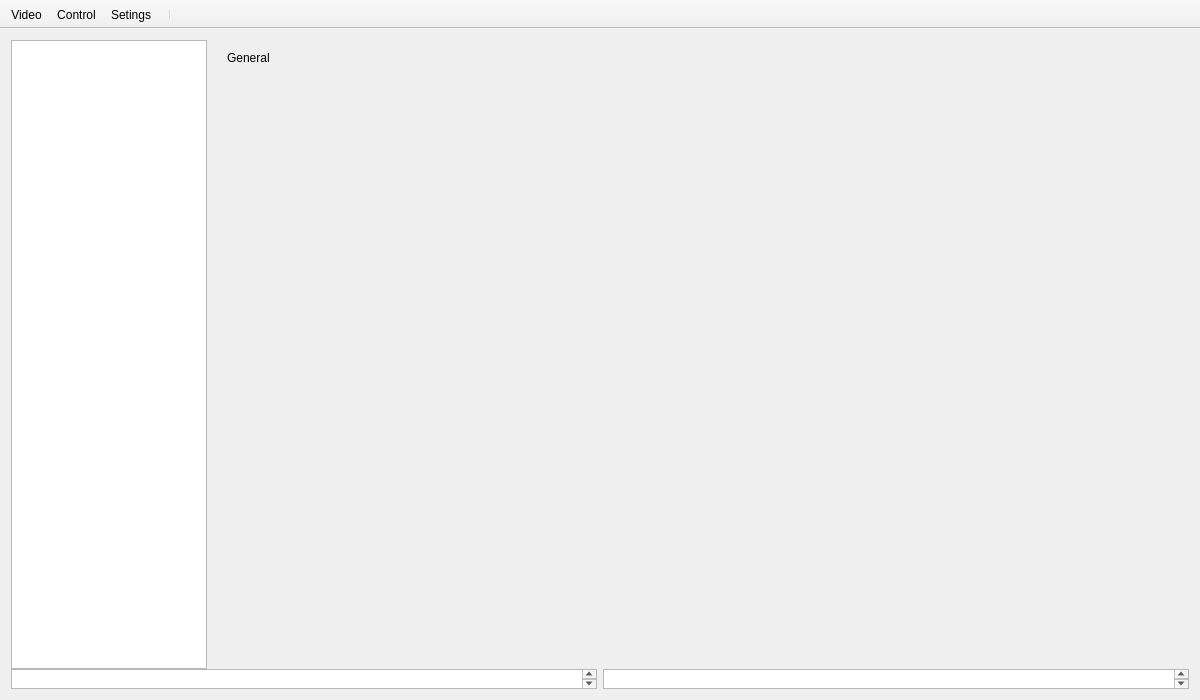
Qt form mainwindow.ui (zt-luo/SubControl) before a commit.
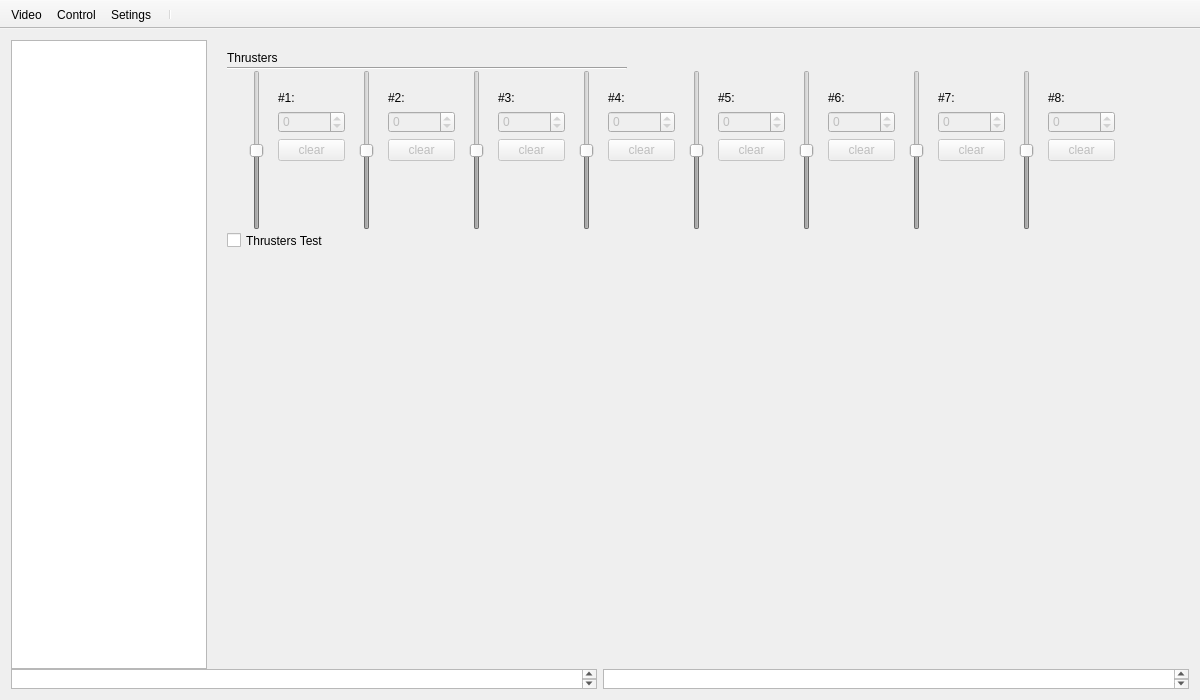
The same form after that commit. The open tabs and pages were chosen to show the change. Icons and pictures are not drawn. Custom widgets are drawn as their Qt base class.

The edit to the form file:
```diff
--- a/mainwindow.ui
+++ b/mainwindow.ui
@@ -1295,6 +1295,115 @@
                <string>General</string>
               </property>
              </widget>
+             <widget class="Line" name="line_3">
+              <property name="geometry">
+               <rect>
+                <x>20</x>
+                <y>20</y>
+                <width>400</width>
+                <height>16</height>
+               </rect>
+              </property>
+              <property name="sizePolicy">
+               <sizepolicy hsizetype="Maximum" vsizetype="Fixed">
+                <horstretch>100</horstretch>
+                <verstretch>0</verstretch>
+               </sizepolicy>
+              </property>
+              <property name="orientation">
+               <enum>Qt::Horizontal</enum>
+              </property>
+             </widget>
+             <widget class="QCheckBox" name="checkBoxVedioPanle">
+              <property name="geometry">
+               <rect>
+                <x>20</x>
+                <y>110</y>
+                <width>131</width>
+                <height>21</height>
+               </rect>
+              </property>
+              <property name="text">
+               <string>Infomation panle</string>
+              </property>
+              <property name="checked">
+               <bool>true</bool>
+              </property>
+             </widget>
+             <widget class="QWidget" name="layoutWidget">
+              <property name="geometry">
+               <rect>
+                <x>20</x>
+                <y>60</y>
+                <width>401</width>
+                <height>32</height>
+               </rect>
+              </property>
+              <layout class="QHBoxLayout" name="horizontalLayout_38">
+               <item>
+                <widget class="QCheckBox" name="checkBoxVideoLink">
+                 <property name="text">
+                  <string>Link:</string>
+                 </property>
+                 <property name="checked">
+                  <bool>true</bool>
+                 </property>
+                </widget>
+               </item>
+               <item>
+                <widget class="QLineEdit" name="lineEditVideoLink">
+                 <property name="text">
+                  <string>http://192.168.2.2:2770/vlc.sdp</string>
+                 </property>
+                </widget>
+               </item>
+              </layout>
+             </widget>
+             <widget class="QLabel" name="label_18">
+              <property name="geometry">
+               <rect>
+                <x>20</x>
+                <y>40</y>
+                <width>91</width>
+                <height>16</height>
+               </rect>
+              </property>
+              <property name="text">
+               <string>Vedio Widget:</string>
+              </property>
+             </widget>
+             <widget class="QCheckBox" name="checkBoxADI">
+              <property name="geometry">
+               <rect>
+                <x>20</x>
+                <y>90</y>
+                <width>61</width>
+                <height>21</height>
+               </rect>
+              </property>
+              <property name="text">
+               <string>ADI</string>
+              </property>
+              <property name="checked">
+               <bool>true</bool>
+              </property>
+             </widget>
+             <widget class="QCheckBox" name="checkBoxCompass">
+              <property name="geometry">
+               <rect>
+                <x>90</x>
+                <y>90</y>
+                <width>89</width>
+                <height>21</height>
+               </rect>
+              </property>
+              <property name="text">
+               <string>Compass</string>
+              </property>
+              <property name="checked">
+               <bool>true</bool>
+              </property>
+             </widget>
             </widget>
             <widget class="QWidget" name="stackedWidgetConfigJoystick">
              <widget class="QLabel" name="label_2">
@@ -1469,6 +1578,780 @@
                </item>
               </layout>
              </widget>
+             <widget class="Line" name="line_2">
+              <property name="geometry">
+               <rect>
+                <x>20</x>
+                <y>20</y>
+                <width>400</width>
+                <height>16</height>
+               </rect>
+              </property>
+              <property name="sizePolicy">
+               <sizepolicy hsizetype="Maximum" vsizetype="Fixed">
+                <horstretch>100</horstretch>
+                <verstretch>0</verstretch>
+               </sizepolicy>
+              </property>
+              <property name="orientation">
+               <enum>Qt::Horizontal</enum>
+              </property>
+             </widget>
+             <widget class="QWidget" name="layoutWidget">
+              <property name="geometry">
+               <rect>
+                <x>20</x>
+                <y>160</y>
+                <width>391</width>
+                <height>94</height>
+               </rect>
+              </property>
+              <layout class="QHBoxLayout" name="horizontalLayout_37" stretch="1,1,1,1">
+               <item>
+                <layout class="QVBoxLayout" name="verticalLayout_25">
+                 <item>
+                  <widget class="QLabel" name="bUp">
+                   <property name="text">
+                    <string>UP:</string>
+                   </property>
+                  </widget>
+                 </item>
+                 <item>
+                  <widget class="QLabel" name="bDown">
+                   <property name="text">
+                    <string>DOWN:</string>
+                   </property>
+                  </widget>
+                 </item>
+                 <item>
+                  <widget class="QLabel" name="bLeft">
+                   <property name="text">
+                    <string>LEFT:</string>
+                   </property>
+                  </widget>
+                 </item>
+                 <item>
+                  <widget class="QLabel" name="bRight">
+                   <property name="text">
+                    <string>RIGHT:</string>
+                   </property>
+                  </widget>
+                 </item>
+                </layout>
+               </item>
+               <item>
+                <layout class="QVBoxLayout" name="verticalLayout_26">
+                 <item>
+                  <widget class="QLabel" name="bX">
+                   <property name="text">
+                    <string>X:</string>
+                   </property>
+                  </widget>
+                 </item>
+                 <item>
+                  <widget class="QLabel" name="bY">
+                   <property name="text">
+                    <string>Y:</string>
+                   </property>
+                  </widget>
+                 </item>
+                 <item>
+                  <widget class="QLabel" name="bA">
+                   <property name="text">
+                    <string>A: Shift</string>
+                   </property>
+                  </widget>
+                 </item>
+                 <item>
+                  <widget class="QLabel" name="bB">
+                   <property name="text">
+                    <string>B:</string>
+                   </property>
+                  </widget>
+                 </item>
+                </layout>
+               </item>
+               <item>
+                <layout class="QVBoxLayout" name="verticalLayout_27">
+                 <item>
+                  <widget class="QLabel" name="bL1">
+                   <property name="text">
+                    <string>L1:</string>
+                   </property>
+                  </widget>
+                 </item>
+                 <item>
+                  <widget class="QLabel" name="bL2">
+                   <property name="text">
+                    <string>L2:</string>
+                   </property>
+                  </widget>
+                 </item>
+                 <item>
+                  <widget class="QLabel" name="bL3">
+                   <property name="text">
+                    <string>L3:</string>
+                   </property>
+                  </widget>
+                 </item>
+                 <item>
+                  <widget class="QLabel" name="bBack">
+                   <property name="text">
+                    <string>BACK:</string>
+                   </property>
+                  </widget>
+                 </item>
+                </layout>
+               </item>
+               <item>
+                <layout class="QVBoxLayout" name="verticalLayout_28">
+                 <item>
+                  <widget class="QLabel" name="bR1">
+                   <property name="text">
+                    <string>R1:</string>
+                   </property>
+                  </widget>
+                 </item>
+                 <item>
+                  <widget class="QLabel" name="bR2">
+                   <property name="text">
+                    <string>R2:</string>
+                   </property>
+                  </widget>
+                 </item>
+                 <item>
+                  <widget class="QLabel" name="bR3">
+                   <property name="text">
+                    <string>R3:</string>
+                   </property>
+                  </widget>
+                 </item>
+                 <item>
+                  <widget class="QLabel" name="bStart">
+                   <property name="text">
+                    <string>START:</string>
+                   </property>
+                  </widget>
+                 </item>
+                </layout>
+               </item>
+              </layout>
+             </widget>
+            </widget>
+            <widget class="QWidget" name="stackedWidgetConfigThruster">
+             <widget class="QSlider" name="verticalSliderPWM_1">
+              <property name="enabled">
+               <bool>false</bool>
+              </property>
+              <property name="geometry">
+               <rect>
+                <x>40</x>
+                <y>30</y>
+                <width>20</width>
+                <height>160</height>
+               </rect>
+              </property>
+              <property name="minimum">
+               <number>-500</number>
+              </property>
+              <property name="maximum">
+               <number>500</number>
+              </property>
+              <property name="orientation">
+               <enum>Qt::Vertical</enum>
+              </property>
+             </widget>
+             <widget class="QLabel" name="label_10">
+              <property name="geometry">
+               <rect>
+                <x>20</x>
+                <y>10</y>
+                <width>57</width>
+                <height>16</height>
+               </rect>
+              </property>
+              <property name="text">
+               <string>Thrusters</string>
+              </property>
+             </widget>
+             <widget class="Line" name="line">
+              <property name="geometry">
+               <rect>
+                <x>20</x>
+                <y>20</y>
+                <width>400</width>
+                <height>16</height>
+               </rect>
+              </property>
+              <property name="sizePolicy">
+               <sizepolicy hsizetype="Maximum" vsizetype="Fixed">
+                <horstretch>100</horstretch>
+                <verstretch>0</verstretch>
+               </sizepolicy>
+              </property>
+              <property name="orientation">
+               <enum>Qt::Horizontal</enum>
+              </property>
+             </widget>
+             <widget class="QWidget" name="layoutWidget">
+              <property name="geometry">
+               <rect>
+                <x>60</x>
+                <y>40</y>
+                <width>89</width>
+                <height>92</height>
+               </rect>
+              </property>
+              <layout class="QVBoxLayout" name="verticalLayout_10">
+               <item>
+                <widget class="QLabel" name="label_9">
+                 <property name="text">
+                  <string>#1:</string>
+                 </property>
+                </widget>
+               </item>
+               <item>
+                <layout class="QVBoxLayout" name="verticalLayout_9">
+                 <item>
+                  <widget class="QSpinBox" name="pwmBox_1">
+                   <property name="enabled">
+                    <bool>false</bool>
+                   </property>
+                   <property name="minimum">
+                    <number>-500</number>
+                   </property>
+                   <property name="maximum">
+                    <number>500</number>
+                   </property>
+                   <property name="value">
+                    <number>0</number>
+                   </property>
+                  </widget>
+                 </item>
+                 <item>
+                  <widget class="QPushButton" name="clearPwmButton_1">
+                   <property name="enabled">
+                    <bool>false</bool>
+                   </property>
+                   <property name="text">
+                    <string>clear</string>
+                   </property>
+                  </widget>
+                 </item>
+                </layout>
+               </item>
+              </layout>
+             </widget>
+             <widget class="QWidget" name="layoutWidget_4">
+              <property name="geometry">
+               <rect>
+                <x>170</x>
+                <y>40</y>
+                <width>89</width>
+                <height>92</height>
+               </rect>
+              </property>
+              <layout class="QVBoxLayout" name="verticalLayout_11">
+               <item>
+                <widget class="QLabel" name="label_11">
+                 <property name="text">
+                  <string>#2:</string>
+                 </property>
+                </widget>
+               </item>
+               <item>
+                <layout class="QVBoxLayout" name="verticalLayout_12">
+                 <item>
+                  <widget class="QSpinBox" name="pwmBox_2">
+                   <property name="enabled">
+                    <bool>false</bool>
+                   </property>
+                   <property name="minimum">
+                    <number>-500</number>
+                   </property>
+                   <property name="maximum">
+                    <number>500</number>
+                   </property>
+                   <property name="value">
+                    <number>0</number>
+                   </property>
+                  </widget>
+                 </item>
+                 <item>
+                  <widget class="QPushButton" name="clearPwmButton_2">
+                   <property name="enabled">
+                    <bool>false</bool>
+                   </property>
+                   <property name="text">
+                    <string>clear</string>
+                   </property>
+                  </widget>
+                 </item>
+                </layout>
+               </item>
+              </layout>
+             </widget>
+             <widget class="QWidget" name="layoutWidget_5">
+              <property name="geometry">
+               <rect>
+                <x>280</x>
+                <y>40</y>
+                <width>89</width>
+                <height>92</height>
+               </rect>
+              </property>
+              <layout class="QVBoxLayout" name="verticalLayout_13">
+               <item>
+                <widget class="QLabel" name="label_12">
+                 <property name="text">
+                  <string>#3:</string>
+                 </property>
+                </widget>
+               </item>
+               <item>
+                <layout class="QVBoxLayout" name="verticalLayout_14">
+                 <item>
+                  <widget class="QSpinBox" name="pwmBox_3">
+                   <property name="enabled">
+                    <bool>false</bool>
+                   </property>
+                   <property name="minimum">
+                    <number>-500</number>
+                   </property>
+                   <property name="maximum">
+                    <number>500</number>
+                   </property>
+                   <property name="value">
+                    <number>0</number>
+                   </property>
+                  </widget>
+                 </item>
+                 <item>
+                  <widget class="QPushButton" name="clearPwmButton_3">
+                   <property name="enabled">
+                    <bool>false</bool>
+                   </property>
+                   <property name="text">
+                    <string>clear</string>
+                   </property>
+                  </widget>
+                 </item>
+                </layout>
+               </item>
+              </layout>
+             </widget>
+             <widget class="QWidget" name="layoutWidget_6">
+              <property name="geometry">
+               <rect>
+                <x>390</x>
+                <y>40</y>
+                <width>89</width>
+                <height>92</height>
+               </rect>
+              </property>
+              <layout class="QVBoxLayout" name="verticalLayout_15">
+               <item>
+                <widget class="QLabel" name="label_13">
+                 <property name="text">
+                  <string>#4:</string>
+                 </property>
+                </widget>
+               </item>
+               <item>
+                <layout class="QVBoxLayout" name="verticalLayout_16">
+                 <item>
+                  <widget class="QSpinBox" name="pwmBox_4">
+                   <property name="enabled">
+                    <bool>false</bool>
+                   </property>
+                   <property name="minimum">
+                    <number>-500</number>
+                   </property>
+                   <property name="maximum">
+                    <number>500</number>
+                   </property>
+                   <property name="value">
+                    <number>0</number>
+                   </property>
+                  </widget>
+                 </item>
+                 <item>
+                  <widget class="QPushButton" name="clearPwmButton_4">
+                   <property name="enabled">
+                    <bool>false</bool>
+                   </property>
+                   <property name="text">
+                    <string>clear</string>
+                   </property>
+                  </widget>
+                 </item>
+                </layout>
+               </item>
+              </layout>
+             </widget>
+             <widget class="QWidget" name="layoutWidget_7">
+              <property name="geometry">
+               <rect>
+                <x>500</x>
+                <y>40</y>
+                <width>89</width>
+                <height>92</height>
+               </rect>
+              </property>
+              <layout class="QVBoxLayout" name="verticalLayout_17">
+               <item>
+                <widget class="QLabel" name="label_14">
+                 <property name="text">
+                  <string>#5:</string>
+                 </property>
+                </widget>
+               </item>
+               <item>
+                <layout class="QVBoxLayout" name="verticalLayout_18">
+                 <item>
+                  <widget class="QSpinBox" name="pwmBox_5">
+                   <property name="enabled">
+                    <bool>false</bool>
+                   </property>
+                   <property name="minimum">
+                    <number>-500</number>
+                   </property>
+                   <property name="maximum">
+                    <number>500</number>
+                   </property>
+                   <property name="value">
+                    <number>0</number>
+                   </property>
+                  </widget>
+                 </item>
+                 <item>
+                  <widget class="QPushButton" name="clearPwmButton_5">
+                   <property name="enabled">
+                    <bool>false</bool>
+                   </property>
+                   <property name="text">
+                    <string>clear</string>
+                   </property>
+                  </widget>
+                 </item>
+                </layout>
+               </item>
+              </layout>
+             </widget>
+             <widget class="QWidget" name="layoutWidget_8">
+              <property name="geometry">
+               <rect>
+                <x>610</x>
+                <y>40</y>
+                <width>89</width>
+                <height>92</height>
+               </rect>
+              </property>
+              <layout class="QVBoxLayout" name="verticalLayout_19">
+               <item>
+                <widget class="QLabel" name="label_15">
+                 <property name="text">
+                  <string>#6:</string>
+                 </property>
+                </widget>
+               </item>
+               <item>
+                <layout class="QVBoxLayout" name="verticalLayout_20">
+                 <item>
+                  <widget class="QSpinBox" name="pwmBox_6">
+                   <property name="enabled">
+                    <bool>false</bool>
+                   </property>
+                   <property name="minimum">
+                    <number>-500</number>
+                   </property>
+                   <property name="maximum">
+                    <number>500</number>
+                   </property>
+                   <property name="value">
+                    <number>0</number>
+                   </property>
+                  </widget>
+                 </item>
+                 <item>
+                  <widget class="QPushButton" name="clearPwmButton_6">
+                   <property name="enabled">
+                    <bool>false</bool>
+                   </property>
+                   <property name="text">
+                    <string>clear</string>
+                   </property>
+                  </widget>
+                 </item>
+                </layout>
+               </item>
+              </layout>
+             </widget>
+             <widget class="QWidget" name="layoutWidget_9">
+              <property name="geometry">
+               <rect>
+                <x>720</x>
+                <y>40</y>
+                <width>89</width>
+                <height>92</height>
+               </rect>
+              </property>
+              <layout class="QVBoxLayout" name="verticalLayout_21">
+               <item>
+                <widget class="QLabel" name="label_16">
+                 <property name="text">
+                  <string>#7:</string>
+                 </property>
+                </widget>
+               </item>
+               <item>
+                <layout class="QVBoxLayout" name="verticalLayout_22">
+                 <item>
+                  <widget class="QSpinBox" name="pwmBox_7">
+                   <property name="enabled">
+                    <bool>false</bool>
+                   </property>
+                   <property name="minimum">
+                    <number>-500</number>
+                   </property>
+                   <property name="maximum">
+                    <number>500</number>
+                   </property>
+                   <property name="value">
+                    <number>0</number>
+                   </property>
+                  </widget>
+                 </item>
+                 <item>
+                  <widget class="QPushButton" name="clearPwmButton_7">
+                   <property name="enabled">
+                    <bool>false</bool>
+                   </property>
+                   <property name="text">
+                    <string>clear</string>
+                   </property>
+                  </widget>
+                 </item>
+                </layout>
+               </item>
+              </layout>
+             </widget>
+             <widget class="QWidget" name="layoutWidget_10">
+              <property name="geometry">
+               <rect>
+                <x>830</x>
+                <y>40</y>
+                <width>89</width>
+                <height>92</height>
+               </rect>
+              </property>
+              <layout class="QVBoxLayout" name="verticalLayout_23">
+               <item>
+                <widget class="QLabel" name="label_17">
+                 <property name="text">
+                  <string>#8:</string>
+                 </property>
+                </widget>
+               </item>
+               <item>
+                <layout class="QVBoxLayout" name="verticalLayout_24">
+                 <item>
+                  <widget class="QSpinBox" name="pwmBox_8">
+                   <property name="enabled">
+                    <bool>false</bool>
+                   </property>
+                   <property name="minimum">
+                    <number>-500</number>
+                   </property>
+                   <property name="maximum">
+                    <number>500</number>
+                   </property>
+                   <property name="value">
+                    <number>0</number>
+                   </property>
+                  </widget>
+                 </item>
+                 <item>
+                  <widget class="QPushButton" name="clearPwmButton_8">
+                   <property name="enabled">
+                    <bool>false</bool>
+                   </property>
+                   <property name="text">
+                    <string>clear</string>
+                   </property>
+                  </widget>
+                 </item>
+                </layout>
+               </item>
+              </layout>
+             </widget>
+             <widget class="QSlider" name="verticalSliderPWM_2">
+              <property name="enabled">
+               <bool>false</bool>
+              </property>
+              <property name="geometry">
+               <rect>
+                <x>150</x>
+                <y>30</y>
+                <width>20</width>
+                <height>160</height>
+               </rect>
+              </property>
+              <property name="minimum">
+               <number>-500</number>
+              </property>
+              <property name="maximum">
+               <number>500</number>
+              </property>
+              <property name="orientation">
+               <enum>Qt::Vertical</enum>
+              </property>
+             </widget>
+             <widget class="QSlider" name="verticalSliderPWM_3">
+              <property name="enabled">
+               <bool>false</bool>
+              </property>
+              <property name="geometry">
+               <rect>
+                <x>260</x>
+                <y>30</y>
+                <width>20</width>
+                <height>160</height>
+               </rect>
+              </property>
+              <property name="minimum">
+               <number>-500</number>
+              </property>
+              <property name="maximum">
+               <number>500</number>
+              </property>
+              <property name="orientation">
+               <enum>Qt::Vertical</enum>
+              </property>
+             </widget>
+             <widget class="QSlider" name="verticalSliderPWM_4">
+              <property name="enabled">
+               <bool>false</bool>
+              </property>
+              <property name="geometry">
+               <rect>
+                <x>370</x>
+                <y>30</y>
+                <width>20</width>
+                <height>160</height>
+               </rect>
+              </property>
+              <property name="minimum">
+               <number>-500</number>
+              </property>
+              <property name="maximum">
+               <number>500</number>
+              </property>
+              <property name="orientation">
+               <enum>Qt::Vertical</enum>
+              </property>
+             </widget>
+             <widget class="QSlider" name="verticalSliderPWM_5">
+              <property name="enabled">
+               <bool>false</bool>
+              </property>
+              <property name="geometry">
+               <rect>
+                <x>480</x>
+                <y>30</y>
+                <width>20</width>
+                <height>160</height>
+               </rect>
+              </property>
+              <property name="minimum">
+               <number>-500</number>
+              </property>
+              <property name="maximum">
+               <number>500</number>
+              </property>
+              <property name="orientation">
+               <enum>Qt::Vertical</enum>
+              </property>
+             </widget>
+             <widget class="QSlider" name="verticalSliderPWM_6">
+              <property name="enabled">
+               <bool>false</bool>
+              </property>
+              <property name="geometry">
+               <rect>
+                <x>590</x>
+                <y>30</y>
+                <width>20</width>
+                <height>160</height>
+               </rect>
+              </property>
+              <property name="minimum">
+               <number>-500</number>
+              </property>
+              <property name="maximum">
+               <number>500</number>
+              </property>
+              <property name="orientation">
+               <enum>Qt::Vertical</enum>
+              </property>
+             </widget>
+             <widget class="QSlider" name="verticalSliderPWM_7">
+              <property name="enabled">
+               <bool>false</bool>
+              </property>
+              <property name="geometry">
+               <rect>
+                <x>700</x>
+                <y>30</y>
+                <width>20</width>
+                <height>160</height>
+               </rect>
+              </property>
+              <property name="minimum">
+               <number>-500</number>
+              </property>
+              <property name="maximum">
+               <number>500</number>
+              </property>
+              <property name="orientation">
+               <enum>Qt::Vertical</enum>
+              </property>
+             </widget>
+             <widget class="QSlider" name="verticalSliderPWM_8">
+              <property name="enabled">
+               <bool>false</bool>
+              </property>
+              <property name="geometry">
+               <rect>
+                <x>810</x>
+                <y>30</y>
+                <width>20</width>
+                <height>160</height>
+               </rect>
+              </property>
+              <property name="minimum">
+               <number>-500</number>
+              </property>
+              <property name="maximum">
+               <number>500</number>
+              </property>
+              <property name="orientation">
+               <enum>Qt::Vertical</enum>
+              </property>
+             </widget>
+             <widget class="QCheckBox" name="checkBoxThrustersTest">
+              <property name="geometry">
+               <rect>
+                <x>20</x>
+                <y>190</y>
+                <width>111</width>
+                <height>21</height>
+               </rect>
+              </property>
+              <property name="text">
+               <string>Thrusters Test</string>
+              </property>
+             </widget>
             </widget>
            </widget>
           </item>
```
Left out of the diff: 469 changed lines with no effect on the pictures.
